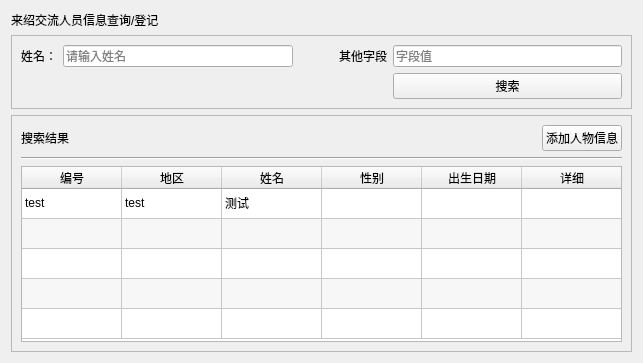
ArcherLuo233/election-s-prediction, file ui/widgets/subpages/Page1_1/page.ui: the form before one commit.
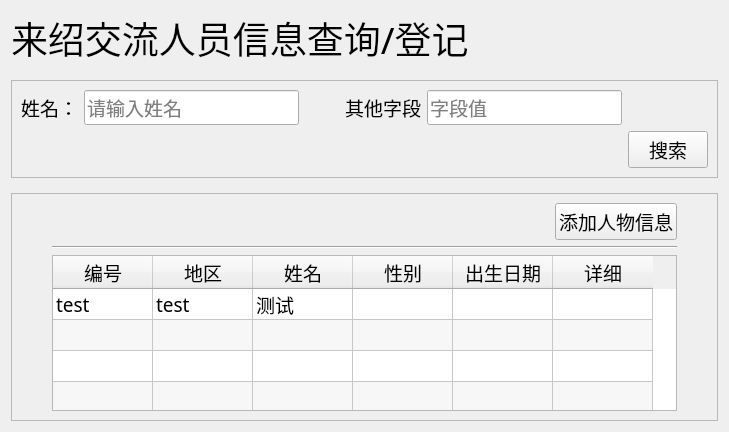
The form after the commit.

The edit to the form file:
```diff
--- a/ui/widgets/subpages/Page1_1/page.ui
+++ b/ui/widgets/subpages/Page1_1/page.ui
@@ -6,16 +6,31 @@
    <rect>
     <x>0</x>
     <y>0</y>
-    <width>639</width>
-    <height>363</height>
+    <width>729</width>
+    <height>432</height>
    </rect>
   </property>
+  <property name="font">
+   <font>
+    <family>黑体</family>
+    <pointsize>14</pointsize>
+   </font>
+  </property>
   <property name="windowTitle">
    <string>Form</string>
   </property>
   <layout class="QVBoxLayout" name="verticalLayout">
+   <property name="spacing">
+    <number>15</number>
+   </property>
    <item>
     <widget class="QLabel" name="label">
+     <property name="font">
+      <font>
+       <family>黑体</family>
+       <pointsize>28</pointsize>
+      </font>
+     </property>
      <property name="text">
       <string>来绍交流人员信息查询/登记</string>
      </property>
@@ -23,32 +38,17 @@
    </item>
    <item>
     <widget class="QFrame" name="frame">
+     <property name="font">
+      <font>
+       <family>黑体</family>
+       <pointsize>14</pointsize>
+      </font>
+     </property>
      <property name="frameShape">
       <enum>QFrame::StyledPanel</enum>
      </property>
      <layout class="QGridLayout" name="gridLayout">
-      <item row="0" column="0">
-       <widget class="QLabel" name="label_2">
-        <property name="text">
-         <string>姓名：</string>
-        </property>
-       </widget>
-      </item>
-      <item row="0" column="4">
-       <widget class="QLineEdit" name="lineEdit_2">
-        <property name="placeholderText">
-         <string>字段值</string>
-        </property>
-       </widget>
-      </item>
-      <item row="0" column="1">
-       <widget class="QLineEdit" name="lineEdit">
-        <property name="placeholderText">
-         <string>请输入姓名</string>
-        </property>
-       </widget>
-      </item>
-      <item row="0" column="2">
+      <item row="0" column="3">
        <spacer name="horizontalSpacer">
         <property name="orientation">
          <enum>Qt::Horizontal</enum>
@@ -64,20 +64,52 @@
         </property>
        </spacer>
       </item>
-      <item row="0" column="3">
-       <widget class="QLabel" name="label_3">
-        <property name="text">
-         <string>其他字段</string>
+      <item row="1" column="6">
+       <widget class="QPushButton" name="button_search">
+        <property name="cursor">
+         <cursorShape>PointingHandCursor</cursorShape>
         </property>
-       </widget>
-      </item>
-      <item row="1" column="4">
-       <widget class="QPushButton" name="pushButton">
         <property name="text">
          <string>搜索</string>
         </property>
        </widget>
       </item>
+      <item row="0" column="4">
+       <layout class="QHBoxLayout" name="horizontalLayout_2">
+        <item>
+         <widget class="QLabel" name="label_3">
+          <property name="text">
+           <string>其他字段</string>
+          </property>
+         </widget>
+        </item>
+        <item>
+         <widget class="QLineEdit" name="lineEdit_2">
+          <property name="placeholderText">
+           <string>字段值</string>
+          </property>
+         </widget>
+        </item>
+       </layout>
+      </item>
+      <item row="0" column="0">
+       <layout class="QHBoxLayout" name="horizontalLayout_3">
+        <item>
+         <widget class="QLabel" name="label_2">
+          <property name="text">
+           <string>姓名：</string>
+          </property>
+         </widget>
+        </item>
+        <item>
+         <widget class="QLineEdit" name="lineEdit">
+          <property name="placeholderText">
+           <string>请输入姓名</string>
+          </property>
+         </widget>
+        </item>
+       </layout>
+      </item>
      </layout>
     </widget>
    </item>
@@ -87,15 +119,14 @@
       <enum>QFrame::StyledPanel</enum>
      </property>
      <layout class="QVBoxLayout" name="verticalLayout_2">
+      <property name="leftMargin">
+       <number>40</number>
+      </property>
+      <property name="rightMargin">
+       <number>40</number>
+      </property>
       <item>
        <layout class="QHBoxLayout" name="horizontalLayout">
-        <item>
-         <widget class="QLabel" name="label_4">
-          <property name="text">
-           <string>搜索结果</string>
-          </property>
-         </widget>
-        </item>
         <item>
          <spacer name="horizontalSpacer_2">
           <property name="orientation">
@@ -111,6 +142,15 @@
         </item>
         <item>
          <widget class="QPushButton" name="pushButton_2">
+          <property name="font">
+           <font>
+            <family>黑体</family>
+            <pointsize>14</pointsize>
+           </font>
+          </property>
+          <property name="cursor">
+           <cursorShape>PointingHandCursor</cursorShape>
+          </property>
           <property name="text">
            <string>添加人物信息</string>
           </property>
@@ -133,6 +173,15 @@
           <height>0</height>
          </size>
         </property>
+        <property name="font">
+         <font>
+          <family>黑体</family>
+          <pointsize>14</pointsize>
+         </font>
+        </property>
+        <property name="verticalScrollBarPolicy">
+         <enum>Qt::ScrollBarAlwaysOff</enum>
+        </property>
         <property name="horizontalScrollBarPolicy">
          <enum>Qt::ScrollBarAlwaysOff</enum>
         </property>
@@ -140,7 +189,7 @@
          <bool>true</bool>
         </property>
         <property name="rowCount">
-         <number>5</number>
+         <number>10</number>
         </property>
         <property name="columnCount">
          <number>6</number>
@@ -153,6 +202,11 @@
         <row/>
         <row/>
         <row/>
+        <row/>
+        <row/>
+        <row/>
+        <row/>
+        <row/>
         <column>
          <property name="text">
           <string>编号</string>
```
